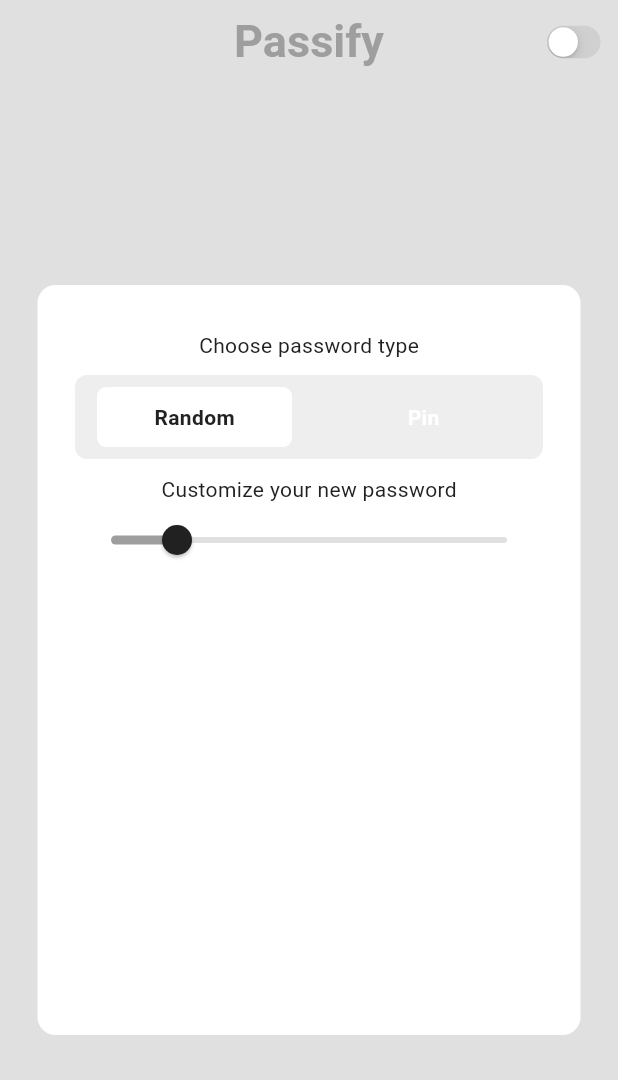
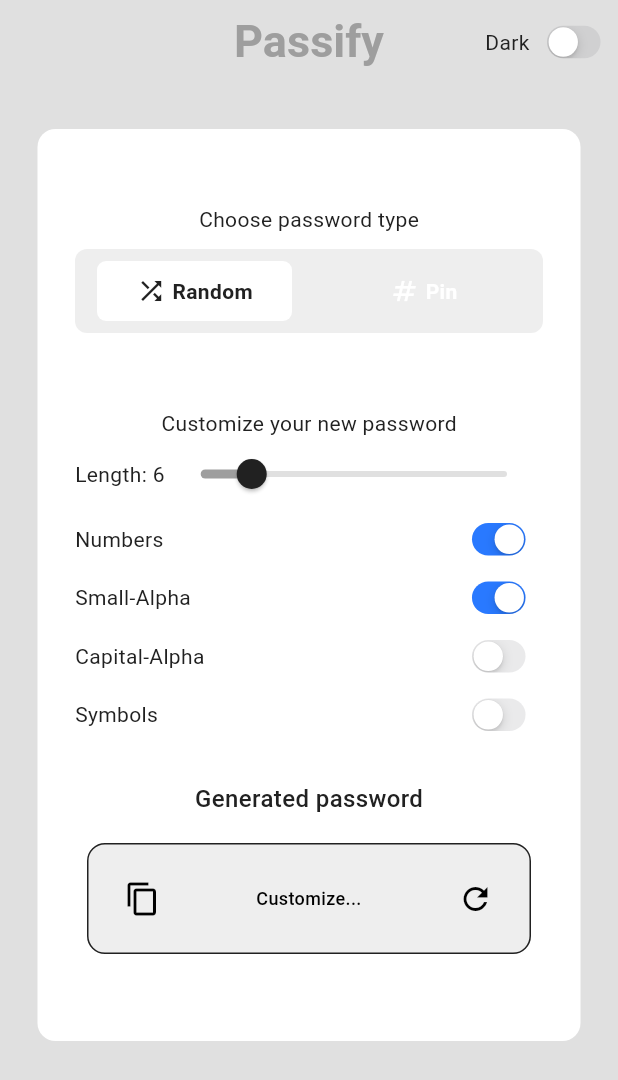
Before and after one commit to nilotpal-n7/pass_strength, a Flutter app: the screen it shows after launch, on a phone screen of 412 x 824 dp. Shown: the top 1080 px of the screen. Run offline on Flutter 3.47's test engine with Material 3 defaults, Android fonts, the phone set to English and light mode, and no system bars.

Commit message:
add slider for length and switches for number alphabet symbol inclusion

```diff
--- /dev/null
+++ b/lib/components/my_switch.dart
@@ -0,0 +1,40 @@
+import 'package:flutter/cupertino.dart';
+import 'package:flutter/material.dart';
+
+class MySwitch extends StatelessWidget {
+  final bool value;
+  final void Function(bool) onChanged;
+  final String text;
+  final MainAxisAlignment mainAxisAlignment;
+
+  const MySwitch({
+    super.key,
+    required this.value,
+    required this.onChanged,
+    required this.text,
+    required this.mainAxisAlignment,
+  });
+
+  @override
+  Widget build(BuildContext context) {
+    return Row(
+      mainAxisAlignment: mainAxisAlignment,
+      children: [
+        Text(
+          text,
+          style: TextStyle(
+            color: Theme.of(context).colorScheme.inversePrimary,
+          ),
+        ),
+        Transform.scale(
+          scale: 0.7,
+          child: CupertinoSwitch(
+            value: value,
+            onChanged: onChanged,
+            activeTrackColor: Colors.blueAccent.shade400,
+          ),
+        ),
+      ],
+    );
+  }
+}
--- /dev/null
+++ b/lib/components/my_textfield.dart
@@ -0,0 +1,51 @@
+import 'package:flutter/material.dart';
+
+class MyTextfield extends StatelessWidget {
+  final String text;
+
+  const MyTextfield({
+    super.key,
+    required this.text,
+  });
+
+  @override
+  Widget build(BuildContext context) {
+    return Container(
+      margin: const EdgeInsets.all(8),
+      padding: const EdgeInsets.all(12),
+      decoration: BoxDecoration(
+        color: Theme.of(context).colorScheme.secondary,
+        borderRadius: BorderRadius.circular(12),
+        border: Border.all(
+          color: Theme.of(context).colorScheme.inversePrimary,
+          width: 1,
+          style: BorderStyle.solid,
+        ),
+      ),
+      child: Row(
+        mainAxisAlignment: MainAxisAlignment.center,
+        children: [
+          IconButton(
+            onPressed: () {},
+            icon: Icon(Icons.copy),
+          ),
+          Expanded(
+            child: Text(
+              text,
+              style: TextStyle(
+                color: Colors.black,
+                fontWeight: FontWeight.w500,
+                fontSize: 12,
+              ),
+              textAlign: TextAlign.center,
+            ),
+          ),
+          IconButton(
+            onPressed: () {},
+            icon: Icon(Icons.refresh),
+          ),
+        ],
+      ),
+    );
+  }
+}
--- a/lib/components/my_toggler.dart
+++ b/lib/components/my_toggler.dart
@@ -4,12 +4,14 @@
   final bool isSelected;
   final VoidCallback onTap;
   final String text;
+  final IconData icon;
 
   const MyToggler({
     super.key,
     required this.isSelected,
     required this.onTap,
     required this.text,
+    required this.icon,
   });
 
   @override
@@ -26,8 +28,18 @@
           ? Theme.of(context).colorScheme.tertiary
           : Theme.of(context).colorScheme.secondary,
         ),
-        child: Center(
-          child: Text(
+        child: Row(
+          mainAxisAlignment: MainAxisAlignment.center,
+          children: [
+            Icon(
+              icon,
+              size: 20,
+              color: isSelected
+                ? Theme.of(context).colorScheme.inversePrimary
+                : Theme.of(context).colorScheme.tertiary,
+            ),
+            const SizedBox(width: 4),
+            Text(
               text,
               style: TextStyle(
                 color: isSelected
@@ -36,6 +48,7 @@
                 fontWeight: FontWeight.bold,
               ),
             ),
+          ],
         ),
       ),
     );
--- /dev/null
+++ b/lib/components/toast_wrapper.dart
@@ -0,0 +1,26 @@
+import 'package:flutter/material.dart';
+
+class ToastWrapper extends StatefulWidget {
+  final Widget child;
+
+  const ToastWrapper({
+    super.key,
+    required this.child,
+  });
+
+  static ToastWrapperState? of(BuildContext context) =>
+      context.findAncestorStateOfType<ToastWrapperState>();
+
+  @override
+  State<ToastWrapper> createState() => ToastWrapperState();
+}
+
+class ToastWrapperState extends State<ToastWrapper>
+    with TickerProviderStateMixin {
+  TickerProvider get vsync => this;
+
+  @override
+  Widget build(BuildContext context) {
+    return widget.child;
+  }
+}
--- a/lib/main.dart
+++ b/lib/main.dart
@@ -1,4 +1,5 @@
 import 'package:flutter/material.dart';
+import 'package:pass_strength/components/toast_wrapper.dart';
 import 'package:pass_strength/pages/home_page.dart';
 import 'package:pass_strength/themes/theme_provider.dart';
 import 'package:provider/provider.dart';
@@ -18,11 +19,13 @@
   // This widget is the root of your application.
   @override
   Widget build(BuildContext context) {
-    return MaterialApp(
-      title: 'Flutter Demo',
-      theme: Provider.of<ThemeProvider>(context).themeData,
-      home: HomePage(),
-      debugShowCheckedModeBanner: false,
+    return ToastWrapper(
+      child: MaterialApp(
+        title: 'Passify',
+        theme: Provider.of<ThemeProvider>(context).themeData,
+        home: const HomePage(),
+        debugShowCheckedModeBanner: false,
+      ),
     );
   }
 }
--- a/lib/pages/home_page.dart
+++ b/lib/pages/home_page.dart
@@ -1,5 +1,9 @@
-import 'package:flutter/cupertino.dart';
+import 'dart:math';
+
 import 'package:flutter/material.dart';
+import 'package:pass_strength/components/animated_toast.dart';
+import 'package:pass_strength/components/my_switch.dart';
+import 'package:pass_strength/components/my_textfield.dart';
 import 'package:pass_strength/components/my_toggler.dart';
 import 'package:pass_strength/themes/theme_provider.dart';
 import 'package:provider/provider.dart';
@@ -14,6 +18,10 @@
 class _HomePageState extends State<HomePage> {
   bool isRandom = true;
   double sliderValue = 6;
+  bool isSmallAlpha = true;
+  bool isCapitalAplpha = false;
+  bool isNum = true;
+  bool isSymbols = false;
 
   void toggleRandom(bool isRandomSelected) {
     setState(() {
@@ -23,8 +31,80 @@
 
   void toggleSlider(double value) {
     setState(() {
-      sliderValue = value;
+      sliderValue = value.toInt().toDouble();
     });
+  }
+
+  void toggleNum(bool value) {
+    setState(() {
+      isNum = value;
+    });
+    AnimatedToast.show(
+      context,
+      value ? 'Numbers added' : 'Numbers removed',
+      isAdded: value,
+    );
+  }
+
+  void toggleSmallAlpha(bool value) {
+    setState(() {
+      isSmallAlpha = value;
+    });
+    AnimatedToast.show(
+      context,
+      value ? 'Small-Alpha added' : 'Small-Alpha removed',
+      isAdded: value,
+    );
+  }
+
+  void toggleCapitalAlpha(bool value) {
+    setState(() {
+      isCapitalAplpha = value;
+    });
+    AnimatedToast.show(
+      context,
+      value ? 'Capital-Alpha added' : 'Capital-Alpha removed',
+      isAdded: value,
+    );
+  }
+
+  void toggleSymbols(bool value) {
+    setState(() {
+      isSymbols = value;
+    });
+    AnimatedToast.show(
+      context,
+      value ? 'Symbols added' : 'Symbols removed',
+      isAdded: value,
+    );
+  }
+
+  String generatedPassword = 'Customize...';
+
+  void setPassword(String pass) {
+    setState(() {
+      generatedPassword = pass;
+    });
+  }
+
+  void generatePassword() {
+    const String smallAlpha = 'abcdefghijklmnopqrstuvwxyz';
+    const String capitalAlpha = 'ABCDEFGHIJKLMNOPQRSTUVWXYZ';
+    const String numbers = '1234567890';
+    const String symbols = '~`!@#\$%^&*()_-+=<,>.?/:;"\'{[}]|\\';
+
+    String included = '';
+    included += isNum ? numbers : '';
+    included += isSmallAlpha ? smallAlpha : '';
+    included += isCapitalAplpha ? capitalAlpha : '';
+    included += isSymbols ? symbols : '';
+
+    String password = '';
+    for(int i = 0; i < sliderValue; i++) {
+      password += included[Random().nextInt(included.length)];
+    }
+
+    setPassword(password);
   }
 
   @override
@@ -40,14 +120,11 @@
           ),
         ),
         actions: [
-          Transform.scale(
-            scale: 0.7,
-            child: CupertinoSwitch(
+          MySwitch(
+            mainAxisAlignment: MainAxisAlignment.start,
+            text: 'Dark',
             value: Provider.of<ThemeProvider>(context).isDarkMode,
             onChanged: (value) => Provider.of<ThemeProvider>(context, listen: false).toggleTheme(),
-              activeTrackColor: Colors.blueAccent.shade400,
-
-            ),
           )
         ],
         centerTitle: true,
@@ -55,16 +132,15 @@
         foregroundColor: Theme.of(context).colorScheme.primary,
         elevation: 0,
       ),
-      body: Center(
+      body: SingleChildScrollView(
+        child: Center(
           child: Container(
-          height: 500,
-          width: double.infinity,
             decoration: BoxDecoration(
               color: Theme.of(context).colorScheme.tertiary,
               borderRadius: BorderRadius.circular(12),
             ),
-          margin: const EdgeInsets.symmetric(horizontal: 25),
-          padding: const EdgeInsets.symmetric(horizontal: 25, vertical: 30),
+            margin: const EdgeInsets.symmetric(horizontal: 25, vertical: 30),
+            padding: const EdgeInsets.symmetric(horizontal: 25, vertical: 50),
             child: Column(
               children: [
                 Text(
@@ -86,16 +162,18 @@
                         isSelected: isRandom,
                         onTap: () => toggleRandom(true),
                         text: 'Random',
+                        icon: Icons.shuffle,
                       ),
                       MyToggler(
                         isSelected: !isRandom,
                         onTap: () => toggleRandom(false),
                         text: 'Pin',
+                        icon: Icons.numbers,
                       ),
                     ],
                   ),
                 ),
-              const SizedBox(height: 10),
+                const SizedBox(height: 50),
                 Text(
                   'Customize your new password',
                   style: TextStyle(
@@ -103,15 +181,62 @@
                   ),
                 ),
                 const SizedBox(),
-              Slider(
+                Row(
+                  children: [
+                    Text(
+                      'Length: ${sliderValue.toInt()}',
+                      style: TextStyle(
+                        color: Theme.of(context).colorScheme.inversePrimary,
+                      ),
+                    ),
+                    Expanded(
+                      child: Slider(
                         value: sliderValue,
-                onChanged: (value) => toggleSlider(value),
+                        onChanged: toggleSlider,
                         min: 4,
                         max: 16,
                         thumbColor: Theme.of(context).colorScheme.inversePrimary,
                       ),
-
+                    ),
                   ],
+                ),
+                MySwitch(
+                  value: isNum,
+                  onChanged: toggleNum,
+                  text: 'Numbers',
+                  mainAxisAlignment: MainAxisAlignment.spaceBetween,
+                ),
+                MySwitch(
+                  value: isSmallAlpha,
+                  onChanged: toggleSmallAlpha,
+                  text: 'Small-Alpha',
+                  mainAxisAlignment: MainAxisAlignment.spaceBetween,
+                ),
+                MySwitch(
+                  value: isCapitalAplpha,
+                  onChanged: toggleCapitalAlpha,
+                  text: 'Capital-Alpha',
+                  mainAxisAlignment: MainAxisAlignment.spaceBetween,
+                ),
+                MySwitch(
+                  value: isSymbols,
+                  onChanged: toggleSymbols,
+                  text: 'Symbols',
+                  mainAxisAlignment: MainAxisAlignment.spaceBetween,
+                ),
+                const SizedBox(height: 25),
+                Text(
+                  'Generated password',
+                  style: TextStyle(
+                    color: Theme.of(context).colorScheme.inversePrimary,
+                    fontWeight: FontWeight.w500,
+                    fontSize: 16,
+                  ),
+                ),
+                const SizedBox(height: 10),
+                MyTextfield(text: generatedPassword)
+              ],
+            ),
           ),
         ),
       )
```
Also changed, not shown: lib/components/animated_toast.dart (added, +92 -0 lines). Lines whose indentation alone changed are shown as unchanged.
